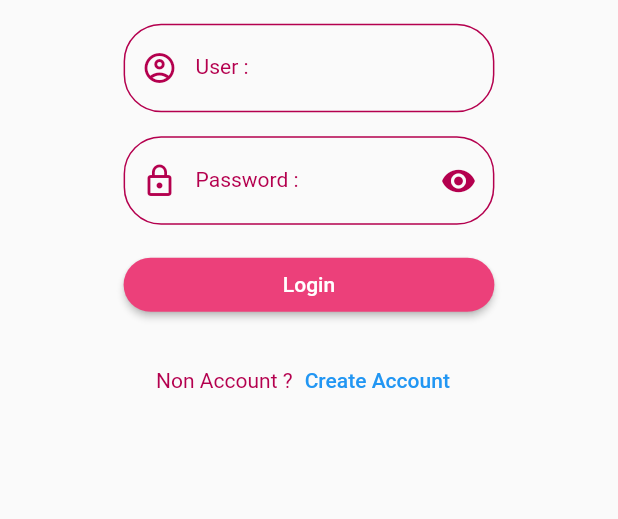
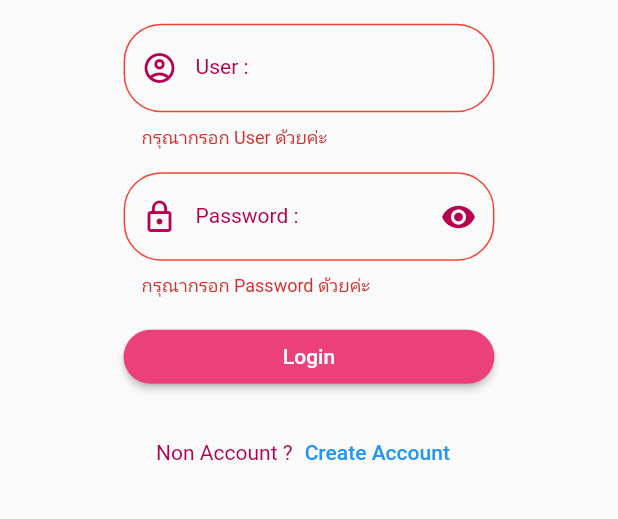
Before and after one commit to Wintech-thekop/Shoppingmall, a Flutter app: the screen it shows after launch, after a tap on "Login", on a phone screen of 412 x 824 dp, the part 413-932 px from its top. Run offline on Flutter 3.47's test engine with Material 2 defaults, Android fonts, the phone set to English and light mode, and no system bars; our stand-ins replace dio, geolocator, google_maps_flutter, image_picker.

Commit message:
การเช็ค User,Password เพื่อเข้าใช้บริการแอพ

```diff
--- /dev/null
+++ b/lib/models/user_model.dart
@@ -0,0 +1,114 @@
+import 'dart:convert';
+
+class UserModel {
+  final String id;
+  final String name;
+  final String type;
+  final String address;
+  final String phone;
+  final String user;
+  final String password;
+  final String lat;
+  final String lng;
+  UserModel({
+    required this.id,
+    required this.name,
+    required this.type,
+    required this.address,
+    required this.phone,
+    required this.user,
+    required this.password,
+    required this.lat,
+    required this.lng,
+  });
+
+  UserModel copyWith({
+    String? id,
+    String? name,
+    String? type,
+    String? address,
+    String? phone,
+    String? user,
+    String? password,
+    String? lat,
+    String? lng,
+  }) {
+    return UserModel(
+      id: id ?? this.id,
+      name: name ?? this.name,
+      type: type ?? this.type,
+      address: address ?? this.address,
+      phone: phone ?? this.phone,
+      user: user ?? this.user,
+      password: password ?? this.password,
+      lat: lat ?? this.lat,
+      lng: lng ?? this.lng,
+    );
+  }
+
+  Map<String, dynamic> toMap() {
+    return {
+      'id': id,
+      'name': name,
+      'type': type,
+      'address': address,
+      'phone': phone,
+      'user': user,
+      'password': password,
+      'lat': lat,
+      'lng': lng,
+    };
+  }
+
+  factory UserModel.fromMap(Map<String, dynamic> map) {
+    return UserModel(
+      id: map['id'],
+      name: map['name'],
+      type: map['type'],
+      address: map['address'],
+      phone: map['phone'],
+      user: map['user'],
+      password: map['password'],
+      lat: map['lat'],
+      lng: map['lng'],
+    );
+  }
+
+  String toJson() => json.encode(toMap());
+
+  factory UserModel.fromJson(String source) => UserModel.fromMap(json.decode(source));
+
+  @override
+  String toString() {
+    return 'UserModel(id: $id, name: $name, type: $type, address: $address, phone: $phone, user: $user, password: $password, lat: $lat, lng: $lng)';
+  }
+
+  @override
+  bool operator ==(Object other) {
+    if (identical(this, other)) return true;
+
+    return other is UserModel &&
+      other.id == id &&
+      other.name == name &&
+      other.type == type &&
+      other.address == address &&
+      other.phone == phone &&
+      other.user == user &&
+      other.password == password &&
+      other.lat == lat &&
+      other.lng == lng;
+  }
+
+  @override
+  int get hashCode {
+    return id.hashCode ^
+      name.hashCode ^
+      type.hashCode ^
+      address.hashCode ^
+      phone.hashCode ^
+      user.hashCode ^
+      password.hashCode ^
+      lat.hashCode ^
+      lng.hashCode;
+  }
+}
--- a/lib/state/authen.dart
+++ b/lib/state/authen.dart
@@ -1,5 +1,10 @@
+import 'dart:convert';
+
+import 'package:dio/dio.dart';
 import 'package:flutter/material.dart';
+import 'package:shoppingmall/models/user_model.dart';
 import 'package:shoppingmall/utility/my_constant.dart';
+import 'package:shoppingmall/utility/my_dialog.dart';
 import 'package:shoppingmall/widgets/show_image.dart';
 import 'package:shoppingmall/widgets/show_title.dart';
 
@@ -12,6 +17,9 @@ class Authen extends StatefulWidget {
 
 class _AuthenState extends State<Authen> {
   bool statusRedEye = true;
+  final formKey = GlobalKey<FormState>();
+  TextEditingController userController = TextEditingController();
+  TextEditingController passwordController = TextEditingController();
 
   @override
   Widget build(BuildContext context) {
@@ -22,6 +30,8 @@ class _AuthenState extends State<Authen> {
           onTap: () => FocusScope.of(context).requestFocus(FocusNode()),
           behavior: HitTestBehavior.opaque,
           child: SingleChildScrollView(
+            child: Form(
+              key: formKey,
               child: Column(
                 children: [
                   buildImage(size),
@@ -31,6 +41,7 @@ class _AuthenState extends State<Authen> {
                   biuldLogin(size),
                   buildCreateAccount(),
                 ],
+              ),
             ),
           ),
         ),
@@ -64,12 +75,53 @@ class _AuthenState extends State<Authen> {
           width: size * 0.6,
           child: ElevatedButton(
             style: MyConstant().myButtonStyle(),
-            onPressed: () {},
+            onPressed: () {
+              if (formKey.currentState!.validate()) {
+                String user = userController.text;
+                String password = passwordController.text;
+                checkAuthen(user: user, password: password);
+              }
+            },
             child: Text('Login'),
           ),
         ),
       ],
     );
+  }
+
+  Future<Null> checkAuthen({
+    String? user,
+    String? password,
+  }) async {
+    String apiCheckUser =
+        '${MyConstant.domain}/shoppingmall/getUserWhereUser.php?isAdd=true&user=$user';
+    await Dio().get(apiCheckUser).then((value) {
+      if (value.toString() == 'null') {
+        MyDialog().normalDialog(
+            context, 'User false!!!!', 'No user $user in Database');
+      } else {
+        for (var item in json.decode(value.data)) {
+          UserModel model = UserModel.fromMap(item);
+          if (password == model.password) {
+            String type = model.type;
+            switch (type) {
+              case 'Buyer':
+                Navigator.pushNamedAndRemoveUntil(context, MyConstant.routeBuyerService, (route) => false);
+                break;
+              case 'Seller':
+                Navigator.pushNamedAndRemoveUntil(context, MyConstant.routeSellerService, (route) => false);
+                break;
+              case 'Rider':
+                Navigator.pushNamedAndRemoveUntil(context, MyConstant.routeRiderService, (route) => false);
+                break;
+            }
+          } else {
+            MyDialog().normalDialog(
+                context, 'Password false!!!!', 'Please try again');
+          }
+        }
+      }
+    });
   }
 
   Row buildUser(double size) {
@@ -80,6 +132,14 @@ class _AuthenState extends State<Authen> {
           margin: EdgeInsets.only(top: 16),
           width: size * 0.6,
           child: TextFormField(
+            controller: userController,
+            validator: (value) {
+              if (value!.isEmpty) {
+                return 'กรุณากรอก User ด้วยค่ะ';
+              } else {
+                return null;
+              }
+            },
             decoration: InputDecoration(
               labelStyle: MyConstant().h3Style(),
               labelText: 'User :',
@@ -93,6 +153,10 @@ class _AuthenState extends State<Authen> {
               ),
               focusedBorder: OutlineInputBorder(
                 borderSide: BorderSide(color: MyConstant.light),
+                borderRadius: BorderRadius.circular(25),
+              ),
+              errorBorder: OutlineInputBorder(
+                borderSide: BorderSide(color: Colors.red),
                 borderRadius: BorderRadius.circular(25),
               ),
             ),
@@ -110,6 +174,14 @@ class _AuthenState extends State<Authen> {
           margin: EdgeInsets.only(top: 16),
           width: size * 0.6,
           child: TextFormField(
+            controller: passwordController,
+            validator: (value) {
+              if (value!.isEmpty) {
+                return 'กรุณากรอก Password ด้วยค่ะ';
+              } else {
+                return null;
+              }
+            },
             obscureText: statusRedEye,
             decoration: InputDecoration(
               suffixIcon: IconButton(
@@ -140,6 +212,10 @@ class _AuthenState extends State<Authen> {
               ),
               focusedBorder: OutlineInputBorder(
                 borderSide: BorderSide(color: MyConstant.light),
+                borderRadius: BorderRadius.circular(25),
+              ),
+              errorBorder: OutlineInputBorder(
+                borderSide: BorderSide(color: Colors.red),
                 borderRadius: BorderRadius.circular(25),
               ),
             ),
--- a/lib/state/buyer_service.dart
+++ b/lib/state/buyer_service.dart
@@ -11,6 +11,7 @@ class _BuyerServiceState extends State<BuyerService> {
   @override
   Widget build(BuildContext context) {
     return Scaffold(
+      appBar: AppBar(title: Text('Buyer Service'),),
 
     );
   }
--- a/lib/state/rider_service.dart
+++ b/lib/state/rider_service.dart
@@ -10,7 +10,7 @@ class RiderService extends StatefulWidget {
 class _RiderServiceState extends State<RiderService> {
   @override
   Widget build(BuildContext context) {
-    return Scaffold(
+    return Scaffold(appBar: AppBar(title: Text('Rider Service'),),
 
     );
   }
--- a/lib/state/seller_service.dart
+++ b/lib/state/seller_service.dart
@@ -10,7 +10,7 @@ class SellerService extends StatefulWidget {
 class _SellerServiceState extends State<SellerService> {
   @override
   Widget build(BuildContext context) {
-    return Scaffold(
+    return Scaffold(appBar: AppBar(title: Text('Seller Service'),),
 
     );
   }
--- a/lib/utility/my_constant.dart
+++ b/lib/utility/my_constant.dart
@@ -3,7 +3,7 @@ import 'package:flutter/material.dart';
 class MyConstant {
   // General
   static String appName = 'Shopping Mall';
-  static String domain = 'https://ba9c99df944b.ngrok.io';
+  static String domain = 'https://3fa15c2d7599.ngrok.io';
 
   // Route
   static String routeAuthen = '/authen';
```
Also changed, not shown: lib/state/create_account.dart (+25 -4 lines). Lines whose indentation alone changed are shown as unchanged.
